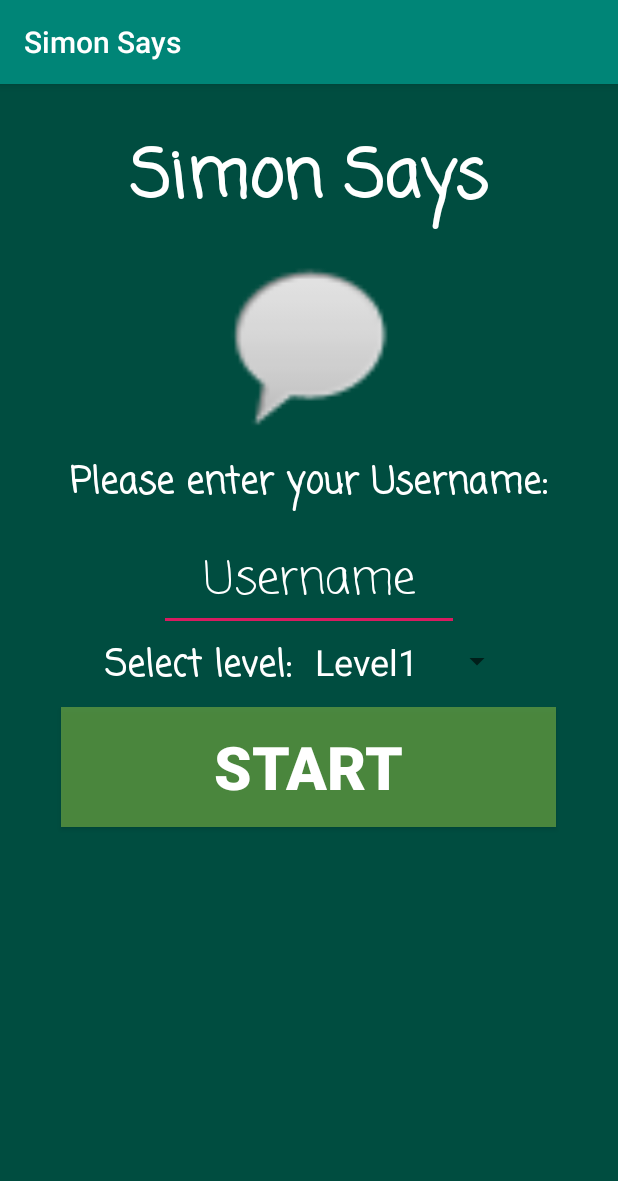
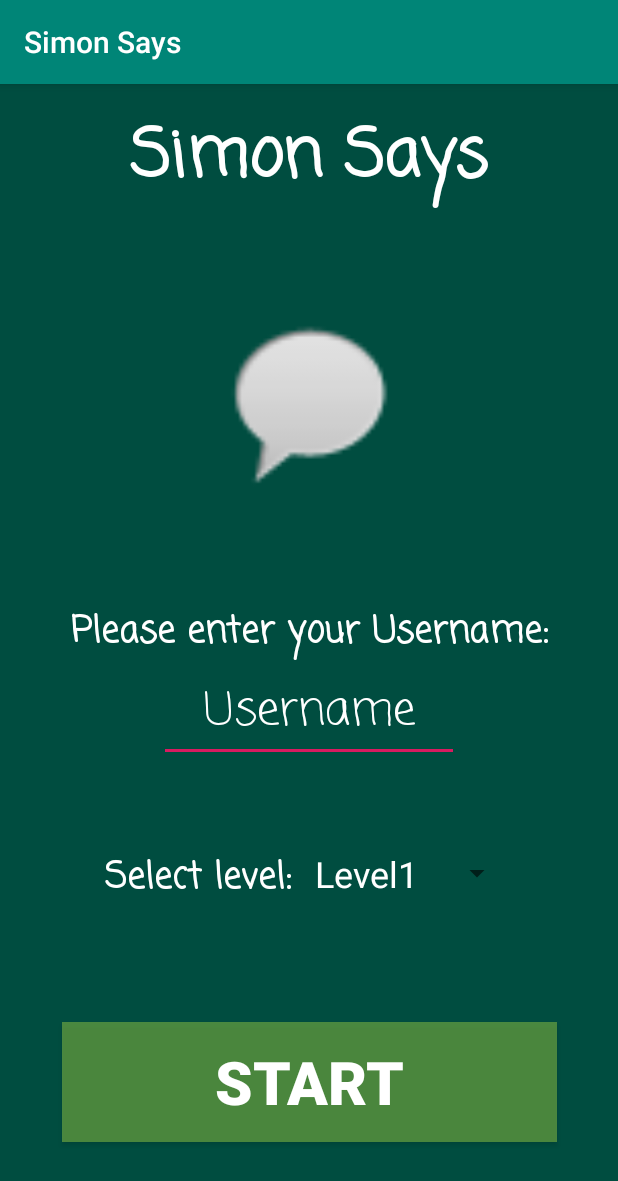
Before and after one commit to aleixsancho/AME-SimonSays, an Android app: the screen it shows after launch (MainActivity), on a phone screen of 412 x 824 dp. Shown: the top 1181 px of the screen. Run offline under Robolectric (Android 15) with nearby library versions, the phone set to English and light mode, and no system bars.

Commit message:
master: Changed xml files to ConstrainLayout.

```diff
--- a/app/src/main/res/layout/activity_main.xml
+++ b/app/src/main/res/layout/activity_main.xml
@@ -1,5 +1,5 @@
 <?xml version="1.0" encoding="utf-8"?>
-<RelativeLayout xmlns:android="http://schemas.android.com/apk/res/android"
+<androidx.constraintlayout.widget.ConstraintLayout xmlns:android="http://schemas.android.com/apk/res/android"
     xmlns:app="http://schemas.android.com/apk/res-auto"
     xmlns:tools="http://schemas.android.com/tools"
     android:layout_width="match_parent"
@@ -12,15 +12,14 @@
         android:layout_width="wrap_content"
         android:layout_height="wrap_content"
         android:layout_centerHorizontal="true"
-        android:layout_marginTop="30dp"
+        android:layout_marginTop="16dp"
         android:fontFamily="casual"
         android:text="Simon Says"
         android:textColor="#FFFFFF"
         android:textSize="44sp"
         android:textStyle="bold"
-        app:layout_constraintBottom_toBottomOf="parent"
-        app:layout_constraintLeft_toLeftOf="parent"
-        app:layout_constraintRight_toRightOf="parent"
+        app:layout_constraintEnd_toEndOf="parent"
+        app:layout_constraintStart_toStartOf="parent"
         app:layout_constraintTop_toTopOf="parent" />
 
     <ImageView
@@ -29,25 +28,43 @@
         android:layout_height="130dp"
         android:layout_below="@id/titleText"
         android:layout_centerHorizontal="true"
-        android:layout_marginTop="10dp"
-        app:srcCompat="@android:drawable/sym_action_chat" />
+        android:layout_marginTop="16dp"
+        android:baselineAlignBottom="false"
+        app:layout_constraintTop_toBottomOf="@+id/titleText"
+        app:srcCompat="@android:drawable/sym_action_chat"
+        app:layout_constraintStart_toStartOf="parent"
+        app:layout_constraintEnd_toEndOf="parent"
+        app:layout_constraintBottom_toTopOf="@id/myUserInfoLayout"/>
 
+    <LinearLayout
+        android:id="@+id/myUserInfoLayout"
+        android:layout_width="350dp"
+        android:layout_height="wrap_content"
+        android:layout_below="@id/image"
+        android:layout_centerHorizontal="true"
+        android:layout_marginTop="8dp"
+        android:gravity="center_vertical|center_horizontal"
+        android:orientation="vertical"
+        app:layout_constraintEnd_toEndOf="parent"
+        app:layout_constraintStart_toStartOf="parent"
+        app:layout_constraintTop_toBottomOf="@id/image"
+        app:layout_constraintBottom_toTopOf="@id/myUserLayout">
         <TextView
             android:id="@+id/infoMessage"
             android:layout_width="wrap_content"
             android:layout_height="wrap_content"
             android:layout_below="@id/image"
             android:layout_centerHorizontal="true"
-        android:layout_marginTop="10dp"
+            android:layout_marginTop="16dp"
             android:fontFamily="casual"
             android:text="Please enter your Username:"
             android:textColor="#FFFFFF"
             android:textSize="24sp"
             android:textStyle="bold"
-        app:layout_constraintBottom_toBottomOf="parent"
-        app:layout_constraintLeft_toLeftOf="parent"
-        app:layout_constraintRight_toRightOf="parent"
-        app:layout_constraintTop_toTopOf="parent" />
+            app:layout_constraintEnd_toEndOf="parent"
+            app:layout_constraintStart_toStartOf="parent"
+            app:layout_constraintTop_toBottomOf="@id/image"
+            app:layout_constraintBottom_toTopOf="@id/usernameInput"/>
 
         <EditText
             android:id="@+id/usernameInput"
@@ -55,7 +72,7 @@
             android:layout_height="60dp"
             android:layout_below="@id/infoMessage"
             android:layout_centerHorizontal="true"
-        android:layout_marginTop="20dp"
+            android:layout_marginTop="8dp"
             android:focusable="auto"
             android:focusableInTouchMode="true"
             android:fontFamily="casual"
@@ -65,35 +82,37 @@
             android:textColor="#FFFFFF"
             android:textColorHint="#FFFFFF"
             android:textSize="30sp"
-        app:layout_constraintBottom_toBottomOf="parent"
-        app:layout_constraintLeft_toLeftOf="parent"
-        app:layout_constraintRight_toRightOf="parent"
-        app:layout_constraintTop_toTopOf="parent" />
+            app:layout_constraintTop_toBottomOf="@id/infoMessage"
+            app:layout_constraintStart_toStartOf="parent"
+            app:layout_constraintEnd_toEndOf="parent"/>
+    </LinearLayout>
 
     <LinearLayout
         android:id="@+id/myUserLayout"
         android:layout_width="300dp"
         android:layout_height="wrap_content"
+        android:layout_below="@id/myUserInfoLayout"
         android:layout_centerHorizontal="true"
+        android:layout_marginTop="8dp"
         android:gravity="center_vertical|center_horizontal"
-        android:layout_below="@id/usernameInput"
-        android:orientation="horizontal">
+        android:orientation="horizontal"
+        app:layout_constraintEnd_toEndOf="parent"
+        app:layout_constraintStart_toStartOf="parent"
+        app:layout_constraintTop_toBottomOf="@id/myUserInfoLayout"
+        app:layout_constraintBottom_toTopOf="@id/startBtn">
 
         <TextView
             android:id="@+id/infoMessage2"
             android:layout_width="wrap_content"
             android:layout_height="wrap_content"
             android:layout_centerHorizontal="true"
+            android:layout_marginTop="3dp"
             android:fontFamily="casual"
             android:text="Select level: "
             android:textColor="#FFFFFF"
             android:textSize="24sp"
             android:textStyle="bold"
-            android:layout_marginTop="3dp"
-            app:layout_constraintBottom_toBottomOf="parent"
-            app:layout_constraintLeft_toLeftOf="parent"
-            app:layout_constraintRight_toRightOf="parent"
-            app:layout_constraintTop_toTopOf="parent" />
+            app:layout_constraintTop_toBottomOf="parent" />
 
         <Spinner
             android:id="@+id/spinner1"
@@ -110,12 +129,16 @@
         android:layout_height="80dp"
         android:layout_below="@id/myUserLayout"
         android:layout_centerHorizontal="true"
-        android:layout_marginTop="10dp"
+        android:layout_marginTop="32dp"
+        android:layout_marginBottom="16dp"
         android:background="#997CB342"
         android:text="Start"
         android:textColor="#FFFFFF"
         android:textSize="40sp"
         android:textStyle="bold"
-        tools:text="Start" />
+        app:layout_constraintBottom_toBottomOf="parent"
+        app:layout_constraintEnd_toEndOf="parent"
+        app:layout_constraintStart_toStartOf="parent"
+        app:layout_constraintTop_toBottomOf="@id/myUserLayout" />
 
-</RelativeLayout>
+</androidx.constraintlayout.widget.ConstraintLayout>
```
Also changed, not shown: app/src/main/res/layout/activity_game.xml (deleted, +0 -84 lines), app/src/main/res/layout/activity_ranking.xml (+52 -67 lines), app/src/main/res/layout/activity_sequence.xml (+88 -41 lines). Lines whose indentation alone changed are shown as unchanged.
